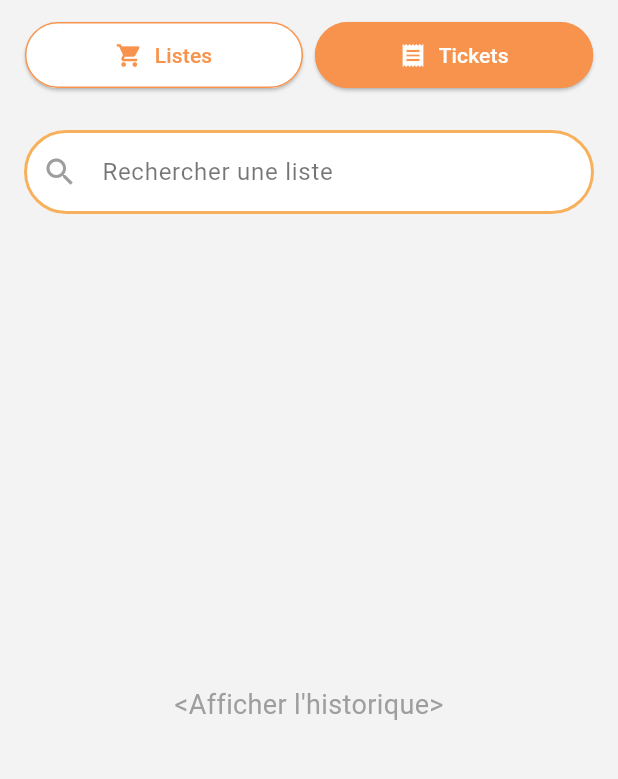
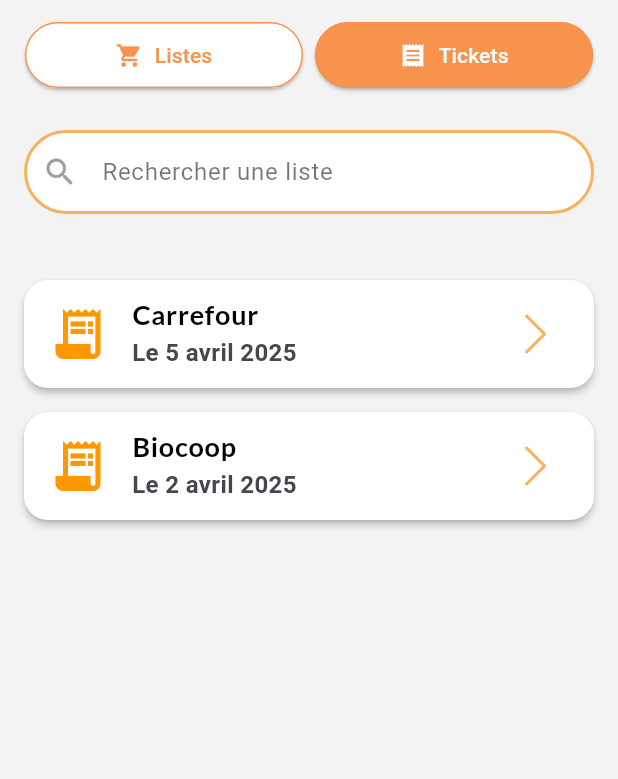
Before and after one commit to mikaellecam/list-n-Go, a Flutter app: the screen it shows after launch, after a tap on "Tickets", on a phone screen of 412 x 824 dp, the part 80-859 px from its top. Run offline on Flutter 3.47's test engine with Material 3 defaults, Android fonts, the phone set to English and light mode, and no system bars; our stand-ins replace freezed_annotation, get_it, go_router, sqflite; accounts and stored records are empty; Roboto replaces fonts that are missing (Lato-black).

Commit message:
Ajout de l'affichage pour lister les listes qui sont présentes dans l'historique

```diff
--- a/lib/views/screens/home_screen.dart
+++ b/lib/views/screens/home_screen.dart
@@ -2,6 +2,7 @@
 import 'package:go_router/go_router.dart';
 import 'package:listngo/services/product_list_service.dart';
 import 'package:listngo/services/service_locator.dart';
+import 'package:listngo/views/widgets/shop_list_old_item.dart';
 
 import '../../models/product_list/product_list.dart';
 import '../widgets/list_card.dart';
@@ -198,11 +199,14 @@
   }
 
   Widget _buildFavoritesView() {
-    return Center(
-      child: Text(
-        "<Afficher l'historique>",
-        style: TextStyle(fontSize: 18, color: Colors.grey),
-      ),
+    return ListView(
+      padding: const EdgeInsets.only(top: 10),
+      // test affichage //
+      children: const [
+        ReceiptItem(title: 'Carrefour', date: '5 avril 2025'),
+        ReceiptItem(title: 'Biocoop', date: '2 avril 2025'),
+      ],
+      ////////////////////
     );
   }
 }
--- /dev/null
+++ b/lib/views/widgets/shop_list_old_item.dart
@@ -0,0 +1,48 @@
+import 'package:flutter/material.dart';
+
+class ReceiptItem extends StatelessWidget {
+  final String title;
+  final String date;
+
+  const ReceiptItem({super.key, required this.title, required this.date});
+
+  @override
+  Widget build(BuildContext context) {
+    return Card(
+      color: const Color.fromRGBO(255, 255, 255, 1.0),
+      margin: const EdgeInsets.symmetric(vertical: 8, horizontal: 16),
+      shape: RoundedRectangleBorder(borderRadius: BorderRadius.circular(16)),
+      elevation: 2,
+      child: ListTile(
+        leading: const Icon(Icons.receipt_long, color: Colors.orange, size: 40),
+        title: Text(
+          title,
+          softWrap: true,
+          overflow: TextOverflow.ellipsis,
+          style: const TextStyle(
+            fontSize: 18,
+            fontWeight: FontWeight.w700,
+            fontFamily: "Lato",
+            color: Colors.black,
+          ),
+        ),
+        subtitle: Text(
+          "Le $date",
+          style: const TextStyle(
+            fontSize: 16,
+            fontWeight: FontWeight.bold,
+            fontFamily: "Lato-black",
+          ),
+        ),
+        trailing: Image.asset(
+          'assets/app_assets/suivant_icon.png',
+          width: 30,
+          height: 30,
+        ),
+        onTap: () {
+          //
+        },
+      ),
+    );
+  }
+}
```
